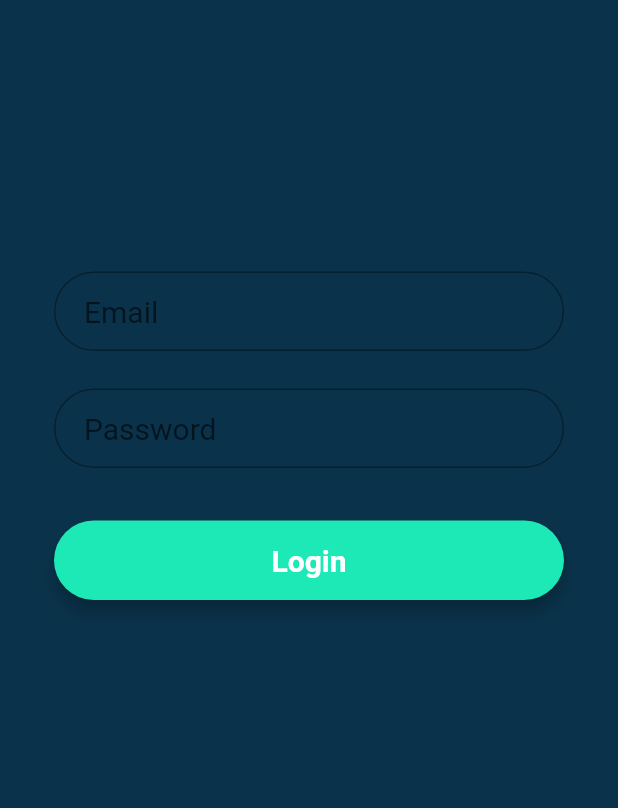
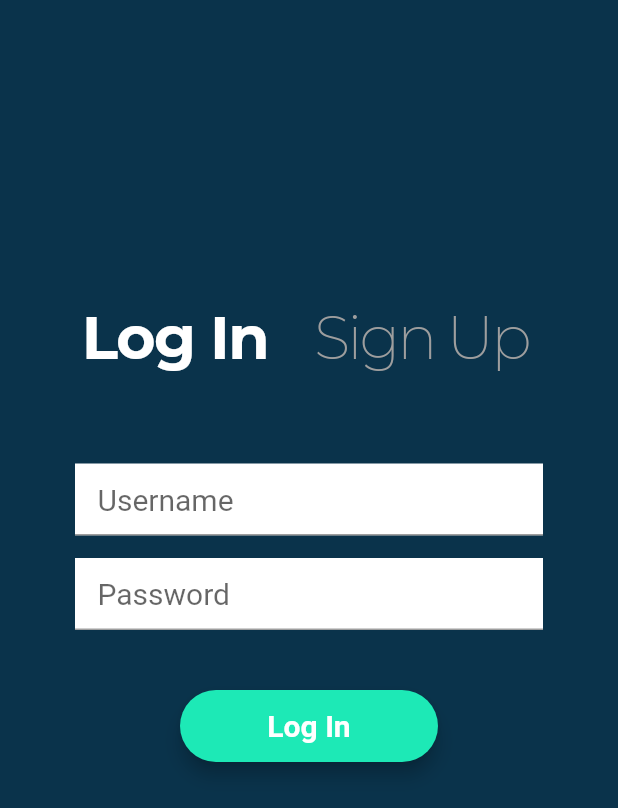
Before and after one commit to MisterJoz/Productivist, a Flutter app: the screen it shows after launch, on a phone screen of 412 x 824 dp. Shown: the top 808 px of the screen. Run offline on Flutter 3.47's test engine with Material 2 defaults, Android fonts, the phone set to English and light mode, and no system bars; our stand-ins replace table_calendar; Roboto replaces fonts that are missing (Montserrat); project files that could hold a hidden picture were left out.

Commit message:
finished log in page design

```diff
--- a/lib/main.dart
+++ b/lib/main.dart
@@ -19,7 +19,7 @@ class MyApp extends StatelessWidget {
           // or simply save your changes to "hot reload" in a Flutter IDE).
           // Notice that the counter didn't reset back to zero; the application
           // is not restarted.
-        primarySwatch: Colors.blue,
+          //primarySwatch: Colors.blue,
           ),
       home: MyHomePage(title: 'Flutter Demo Home Page'),
     );
@@ -46,87 +46,115 @@ class MyHomePage extends StatefulWidget {
 
 class _MyHomePageState extends State<MyHomePage> {
   @override
-  TextStyle style = TextStyle(fontFamily: 'Montserrat', fontSize: 20.0);
-
   Widget build(BuildContext context) {
-
-    final emailField = TextField(
+    final emailField = Container(
+      color: Colors.white,
+      child: TextField(
         obscureText: true,
-      style: style,
+        style: TextStyle(
+          fontFamily: 'Montserrat',
+          fontSize: 20,
+        ),
         decoration: InputDecoration(
-          fillColor: Colors.white,
-          contentPadding: EdgeInsets.fromLTRB(20.0, 15.0, 20.0, 15.0),
-          hintText: "Email",
-          border:
-              OutlineInputBorder(borderRadius: BorderRadius.circular(32.0))),
+          //fillColor: Colors.white,
+          contentPadding: EdgeInsets.fromLTRB(15.0, 12.0, 20.0, 12.0),
+          hintText: "Username",
+        ),
+      ),
     );
 
-    final passwordField = TextField(
+    final passwordField = Container(
+      color: Colors.white,
+      child: TextField(
         obscureText: true,
-      style: style,
+        style: TextStyle(
+          fontFamily: 'Montserrat',
+          fontSize: 20,
+        ),
         decoration: InputDecoration(
-          fillColor: Colors.white,
-          contentPadding: EdgeInsets.fromLTRB(20.0, 15.0, 20.0, 15.0),
+          //fillColor: Colors.white,
+          contentPadding: EdgeInsets.fromLTRB(15.0, 12.0, 20.0, 12.0),
           hintText: "Password",
-          border:
-              OutlineInputBorder(borderRadius: BorderRadius.circular(32.0))),
+        ),
+      ),
     );
 
-    final loginButon = Material(
+    final loginButton = Material(
       elevation: 5.0,
       borderRadius: BorderRadius.circular(30.0),
       color: Colors.tealAccent[400],
       child: MaterialButton(
-        minWidth: MediaQuery.of(context).size.width,
-        padding: EdgeInsets.fromLTRB(20.0, 15.0, 20.0, 15.0),
+        minWidth: 200,
+        /*MediaQuery.of(context).size.width,*/
+        padding: EdgeInsets.fromLTRB(20.0, 5.0, 20.0, 5.0),
         onPressed: () {
           Navigator.push(
             context,
             MaterialPageRoute(builder: (context) => WelcomePage()),
           );
         },
-        child: Text("Login",
+        child: Text("Log In",
             textAlign: TextAlign.center,
-            style: style.copyWith(
-                color: Colors.white, fontWeight: FontWeight.bold)),
+            style: TextStyle(fontFamily: 'Montserrat', fontSize: 20)
+                .copyWith(color: Colors.white, fontWeight: FontWeight.bold)),
       ),
     );
 
+    // Actual UI Design starts here
     return Scaffold(
       backgroundColor: Color.fromRGBO(10, 51, 75, 1),
-        body: SingleChildScrollView(
-          child: Center(
-            child: Container(
-              color: Color.fromRGBO(10, 51, 75, 1),
-              child: Padding(
-                padding: const EdgeInsets.all(36.0),
-                child: Column(
-                  crossAxisAlignment: CrossAxisAlignment.center,
-                  mainAxisAlignment: MainAxisAlignment.center,
+      body: ListView(
         children: <Widget>[
-                    SizedBox(
-                      height: 100.0,
+          Padding(
+            padding: EdgeInsets.fromLTRB(55, 200, 0, 60),
+            child: Row(
+              children: <Widget>[
+
+                Padding(
+                  padding: EdgeInsets.fromLTRB(0, 0, 15, 0),
+                  child: Text("Log In",
+                    style: TextStyle(
+                      fontFamily: 'Montserrat-Bold',
+                      fontSize: 40,
+                      letterSpacing: -1,
+                      color: Colors.white,
+                    ),
+                  ),
                 ),
 
-                    SizedBox(height: 45.0),
-
-                    emailField,
-                    SizedBox(height: 25.0),
-
-                    passwordField,
-                    SizedBox(
-                      height: 35.0,
+                FlatButton(
+                  child: Text("Sign Up",
+                    style: TextStyle(
+                      fontFamily: 'Montserrat-ExtraLight',
+                      fontSize: 40,
+                      letterSpacing: -2,
+                      color: Colors.grey,
+                    )),
+                  onPressed: () {},
+                ),
+              ]
+            ),
           ),
 
-                    loginButon,
-                    SizedBox(
-                      height: 15.0,
+          //Email textfield
+          Padding(
+            padding: EdgeInsets.fromLTRB(50, 0, 50, 15),
+            child: emailField,
+          ),
+
+          //Password textfield
+          Padding(
+            padding: EdgeInsets.fromLTRB(50, 0, 50, 40),
+            child: passwordField,
+          ),
+
+          //Login Button
+          Padding(
+            padding: EdgeInsets.fromLTRB(120, 0, 120, 0),
+            child: loginButton,
           ),
         ],
       ),
-              ),
-            ),
-          ),
-        ));
+    );
   }
 }
--- /dev/null
+++ b/lib/screens/signup_page.dart
@@ -0,0 +1,16 @@
+import 'package:flutter/material.dart';
+
+
+class SignUpPage extends StatefulWidget {
+  @override
+  _SignUpPageState createState() => _SignUpPageState();
+}
+
+class _SignUpPageState extends State<SignUpPage> {
+  @override
+  Widget build(BuildContext context) {
+    return Container(
+
+    );
+  }
+}
--- a/lib/screens/welcome_page.dart
+++ b/lib/screens/welcome_page.dart
@@ -11,6 +11,7 @@ class WelcomePage extends StatefulWidget {
 }
 
 class _WelcomePageState extends State<WelcomePage> {
+  //String formattedDate = DateFormat('EEEE MMMM d y').format(DateTime.now());
   String formattedDate = DateFormat('EEE d MMM').format(DateTime.now());
 
   CalendarController _controller;
@@ -84,7 +85,7 @@ class _WelcomePageState extends State<WelcomePage> {
                         "Welcome ",
                         style: TextStyle(
                             color: Colors.white,
-                            fontSize: 46.0,
+                            fontSize: 40.0,
                             fontFamily: "Montserrat-SemiBold",
                             letterSpacing: 1.0),
                       ),
@@ -95,7 +96,7 @@ class _WelcomePageState extends State<WelcomePage> {
                         "${currentUser.name}",
                         style: TextStyle(
                             color: Colors.white,
-                            fontSize: 46.0,
+                            fontSize: 40.0,
                             fontFamily: "Montserrat-Thin",
                             letterSpacing: 1.0),
                       ),
```
Lines whose indentation alone changed are shown as unchanged.
